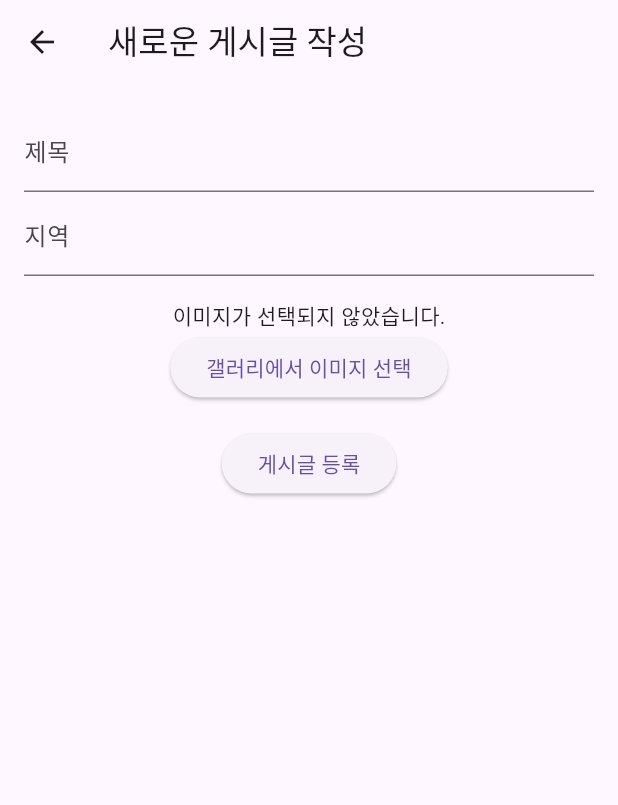
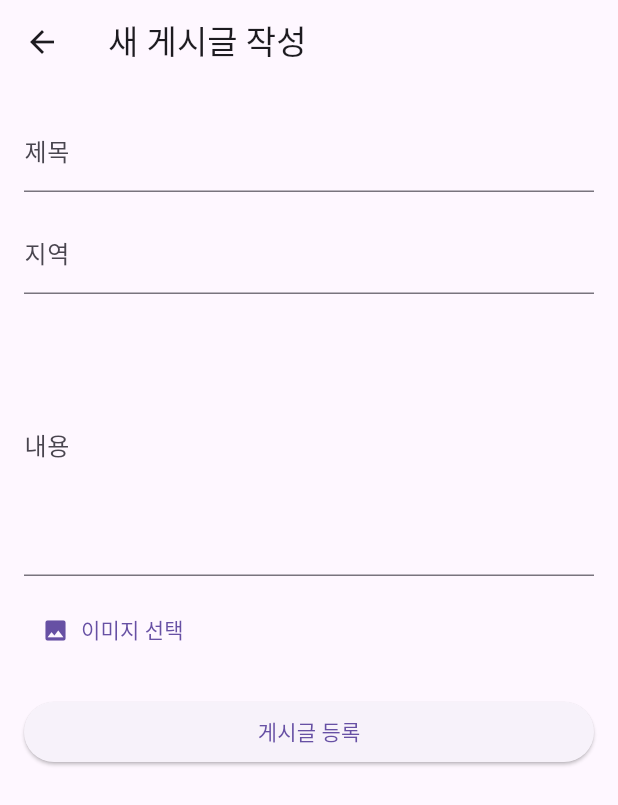
Before and after one commit to MuHaRVEY/CBNU_Capstone_Design_2025_ReBoot, a Flutter app: the CommunityNewThingsPage screen opened directly with empty values, on a phone screen of 412 x 824 dp. Shown: the top 805 px of the screen. Run offline on Flutter 3.47's test engine with Material 3 defaults, Android fonts, the phone set to English and light mode, and no system bars; our stand-ins replace firebase_auth, firebase_core, firebase_database, firebase_storage, google_sign_in, image_picker; accounts and stored records are empty; generated files the repository leaves out were written again.

```diff
--- a/capstonedesign/lib/community_newthings.dart
+++ b/capstonedesign/lib/community_newthings.dart
@@ -1,8 +1,8 @@
 import 'dart:io';
 import 'package:flutter/material.dart';
+import 'package:firebase_database/firebase_database.dart';
+import 'package:firebase_storage/firebase_storage.dart';
 import 'package:image_picker/image_picker.dart';
-import 'package:firebase_storage/firebase_storage.dart';
-import 'package:firebase_database/firebase_database.dart';
 
 class CommunityNewThingsPage extends StatefulWidget {
   final String userId;
@@ -19,58 +19,70 @@ class CommunityNewThingsPage extends StatefulWidget {
 }
 
 class _CommunityNewThingsPageState extends State<CommunityNewThingsPage> {
-  final TextEditingController titleController = TextEditingController();
-  final TextEditingController regionController = TextEditingController();
-  File? _selectedImage;
-  bool _isUploading = false;
+  final TextEditingController _titleController = TextEditingController();
+  final TextEditingController _contentController = TextEditingController();
+  final TextEditingController _regionController = TextEditingController(); // 지역 입력용 추가
+
+  XFile? _selectedImage;
+  bool _isLoading = false;
+
+  final DatabaseReference _dbRef = FirebaseDatabase.instance.ref('community_posts');
+  final ImagePicker _picker = ImagePicker();
 
   Future<void> _pickImage() async {
-    final picker = ImagePicker();
-    final pickedFile = await picker.pickImage(source: ImageSource.gallery);
+    final XFile? pickedFile = await _picker.pickImage(source: ImageSource.gallery);
     if (pickedFile != null) {
       setState(() {
-        _selectedImage = File(pickedFile.path);
+        _selectedImage = pickedFile;
       });
     }
   }
 
-  Future<void> _uploadPost() async {
-    if (_selectedImage == null || titleController.text.isEmpty) return;
-    setState(() {
-      _isUploading = true;
-    });
+  Future<String?> _uploadImageToStorage(XFile image) async {
+    try {
+      final storageRef = FirebaseStorage.instance
+          .ref()
+          .child('community_images')
+          .child('${DateTime.now().millisecondsSinceEpoch}_${image.name}');
+      final uploadTask = await storageRef.putFile(File(image.path));
+      final downloadUrl = await uploadTask.ref.getDownloadURL();
+      return downloadUrl;
+    } catch (e) {
+      print("이미지 업로드 실패: $e");
+      return null;
+    }
+  }
 
-    try {
-      // 1. 이미지 Firebase Storage에 업로드
-      final storageRef = FirebaseStorage.instance.ref().child('community_images/${DateTime.now().millisecondsSinceEpoch}.jpg');
-      final uploadTask = await storageRef.putFile(_selectedImage!);
-      final imageUrl = await uploadTask.ref.getDownloadURL();
+  Future<void> _submitPost() async {
+    setState(() => _isLoading = true);
+    String? imageUrl;
 
-      // 2. 게시글 데이터 Firebase Realtime Database에 저장
-      final postRef = FirebaseDatabase.instance.ref('community_posts').push();
-      await postRef.set({
+    // 1. 이미지가 있으면 Storage 업로드 후 downloadUrl 획득
+    if (_selectedImage != null) {
+      imageUrl = await _uploadImageToStorage(_selectedImage!);
+    }
+
+    // 2. DB에 게시글 저장 (imageUrl은 null 가능)
+    await _dbRef.push().set({
       'userId': widget.userId,
       'nickname': widget.nickname,
-        'title': titleController.text,
-        'region': regionController.text,
-        'imageUrl': imageUrl,
+      'title': _titleController.text.trim(),
+      'content': _contentController.text.trim(),
+      'region': _regionController.text.trim(), // ⭐️ 지역 저장!
+      'imageUrl': imageUrl ?? '',
       'createdAt': DateTime.now().toIso8601String(),
     });
 
-      // 3. 완료 후 초기화
     setState(() {
-        _isUploading = false;
+      _isLoading = false;
       _selectedImage = null;
-        titleController.clear();
-        regionController.clear();
+      _titleController.clear();
+      _contentController.clear();
+      _regionController.clear();
     });
 
-      ScaffoldMessenger.of(context).showSnackBar(SnackBar(content: Text('게시글이 등록되었습니다.')));
-    } catch (e) {
-      setState(() {
-        _isUploading = false;
-      });
-      ScaffoldMessenger.of(context).showSnackBar(SnackBar(content: Text('업로드 실패: $e')));
+    if (mounted) {
+      Navigator.pop(context);
     }
   }
 
@@ -78,34 +90,66 @@ class _CommunityNewThingsPageState extends State<CommunityNewThingsPage> {
   Widget build(BuildContext context) {
     return Scaffold(
       appBar: AppBar(
-        title: Text('새로운 게시글 작성'),
+        title: const Text('새 게시글 작성'),
       ),
-      body: Padding(
-        padding: const EdgeInsets.all(16.0),
+      body: SingleChildScrollView(
+        padding: const EdgeInsets.all(16),
         child: Column(
+          crossAxisAlignment: CrossAxisAlignment.start,
           children: [
             TextField(
-              controller: titleController,
-              decoration: InputDecoration(labelText: '제목'),
+              controller: _titleController,
+              decoration: const InputDecoration(
+                labelText: '제목',
               ),
+            ),
+            const SizedBox(height: 12),
             TextField(
-              controller: regionController,
-              decoration: InputDecoration(labelText: '지역'),
+              controller: _regionController, // 지역 입력란
+              decoration: const InputDecoration(
+                labelText: '지역',
               ),
-            SizedBox(height: 16),
-            _selectedImage == null
-                ? Text('이미지가 선택되지 않았습니다.')
-                : Image.file(_selectedImage!, width: 150, height: 150, fit: BoxFit.cover),
-            ElevatedButton(
+            ),
+            const SizedBox(height: 12),
+            TextField(
+              controller: _contentController,
+              maxLines: 6,
+              decoration: const InputDecoration(
+                labelText: '내용',
+              ),
+            ),
+            const SizedBox(height: 12),
+            if (_selectedImage != null)
+              Column(
+                children: [
+                  Image.file(
+                    File(_selectedImage!.path),
+                    height: 200,
+                    width: double.infinity,
+                    fit: BoxFit.cover,
+                  ),
+                  TextButton(
+                    onPressed: () {
+                      setState(() => _selectedImage = null);
+                    },
+                    child: const Text("이미지 삭제"),
+                  ),
+                ],
+              ),
+            TextButton.icon(
+              icon: const Icon(Icons.image),
+              label: const Text("이미지 선택"),
               onPressed: _pickImage,
-              child: Text('갤러리에서 이미지 선택'),
             ),
-            SizedBox(height: 16),
-            _isUploading
-                ? CircularProgressIndicator()
-                : ElevatedButton(
-              onPressed: _uploadPost,
-              child: Text('게시글 등록'),
+            const SizedBox(height: 20),
+            _isLoading
+                ? const Center(child: CircularProgressIndicator())
+                : SizedBox(
+              width: double.infinity,
+              child: ElevatedButton(
+                onPressed: _submitPost,
+                child: const Text('게시글 등록'),
+              ),
             ),
           ],
         ),
```
Lines whose indentation alone changed are shown as unchanged.
